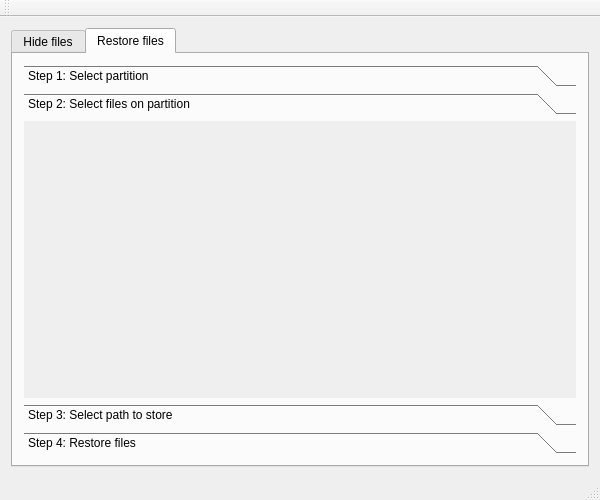
Before: the Qt Designer form gui/HideMeFatty/mainwindow.ui in stryku/HideMeFatty, drawn with Qt 5.
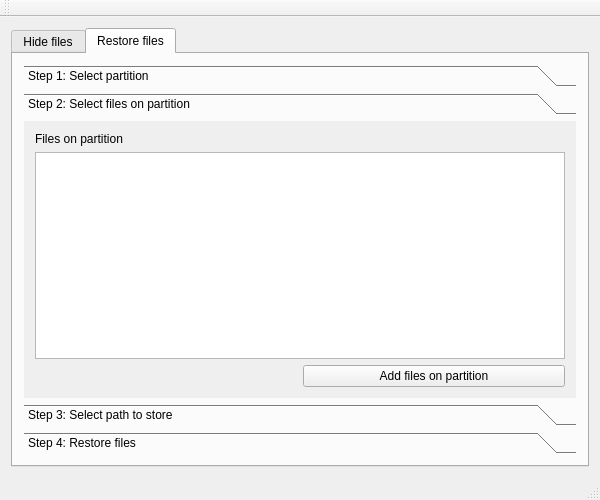
After: the same form once the commit is applied. The open tabs and pages were chosen to show the change.

Commit message: Added restore step 1 and 2 gui

```diff
--- a/gui/HideMeFatty/mainwindow.ui
+++ b/gui/HideMeFatty/mainwindow.ui
@@ -239,13 +239,32 @@
             <rect>
              <x>0</x>
              <y>0</y>
-             <width>100</width>
-             <height>30</height>
+             <width>560</width>
+             <height>247</height>
             </rect>
            </property>
            <attribute name="label">
             <string>Step 2: Select files on partition</string>
            </attribute>
+           <layout class="QGridLayout" name="gridLayout_4">
+            <item row="0" column="0">
+             <widget class="QLabel" name="label_5">
+              <property name="text">
+               <string>Files on partition</string>
+              </property>
+             </widget>
+            </item>
+            <item row="1" column="0" colspan="2">
+             <widget class="QTableView" name="tableView"/>
+            </item>
+            <item row="2" column="1">
+             <widget class="QPushButton" name="pushButtonRestAddFilesOnPartition">
+              <property name="text">
+               <string>Add files on partition</string>
+              </property>
+             </widget>
+            </item>
+           </layout>
           </widget>
           <widget class="QWidget" name="restoringStep3">
            <property name="geometry">
```
Left out of the diff: 29 changed lines with no effect on the pictures. The commit also changes 4 other files.
